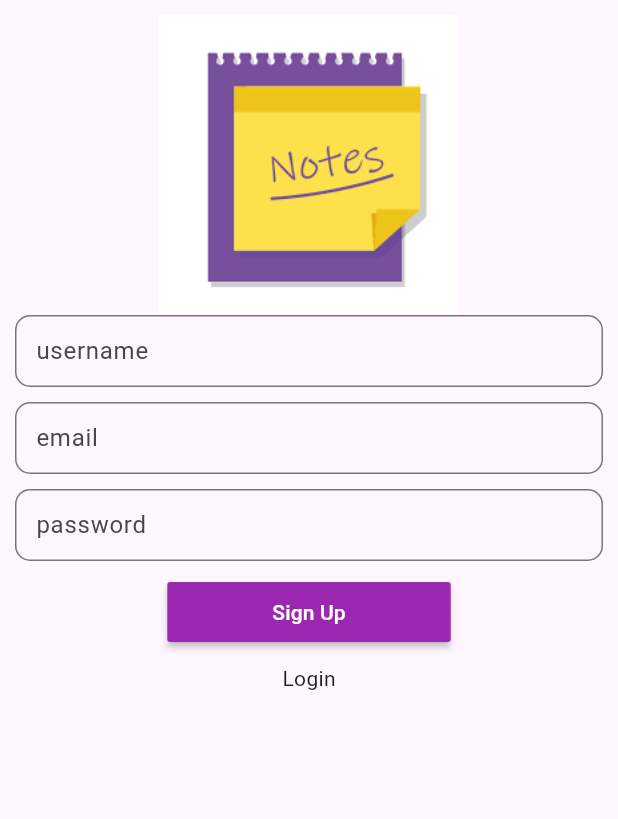
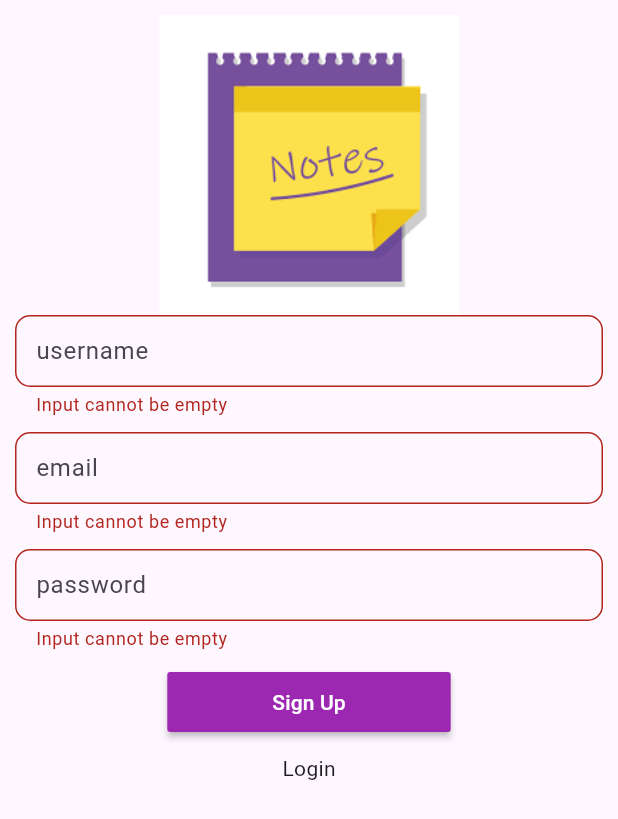
Before and after one commit to Mustafa-Mohamed26/noteApp, a Flutter app: the SignUp screen opened by its route, after a tap on "Sign Up", on a phone screen of 412 x 824 dp. Shown: the top 819 px of the screen. Run offline on Flutter 3.47's test engine with Material 3 defaults, Android fonts, the phone set to English and light mode, and no system bars.

```diff
--- a/client/lib/app/auth/signup.dart
+++ b/client/lib/app/auth/signup.dart
@@ -2,6 +2,7 @@
 
 import 'package:client/components/crud.dart';
 import 'package:client/components/customtextform.dart';
+import 'package:client/components/valid.dart';
 import 'package:client/constant/linkapi.dart';
 import 'package:flutter/material.dart';
 import 'package:flutter/widgets.dart';
@@ -24,6 +25,7 @@ class _SignUpState extends State<SignUp> {
   TextEditingController password = TextEditingController();
 
   signUp() async {
+    if (formState.currentState!.validate()) {
       isLoading = true;
       setState(() {});
       var response = await _crud.postRequest(linkSignUp, {
@@ -34,9 +36,11 @@ class _SignUpState extends State<SignUp> {
       isLoading = false;
       setState(() {});
       if (response['status'] == "success") {
-      Navigator.of(context).pushNamedAndRemoveUntil("home", (route) => false);
+        Navigator.of(context)
+            .pushNamedAndRemoveUntil("success", (route) => false);
       } else {
         print("SignUp Fail");
+      }
     }
   }
 
@@ -55,14 +59,23 @@ class _SignUpState extends State<SignUp> {
                       children: [
                         Image.asset("images/logo.png", width: 200, height: 200),
                         CustomTextForm(
+                          valid: (val) {
+                            return validInput(val!, 3, 20);
+                          },
                           myController: username,
                           hint: "username",
                         ),
                         CustomTextForm(
+                          valid: (val) {
+                            return validInput(val!, 5, 40);
+                          },
                           myController: email,
                           hint: "email",
                         ),
                         CustomTextForm(
+                          valid: (val) {
+                            return validInput(val!, 3, 10);
+                          },
                           myController: password,
                           hint: "password",
                         ),
--- a/client/lib/components/customtextform.dart
+++ b/client/lib/components/customtextform.dart
@@ -2,14 +2,16 @@ import 'package:flutter/material.dart';
 
 class CustomTextForm extends StatelessWidget {
   final String? hint;
+  final String? Function(String?)? valid;
   final TextEditingController myController;
-  const CustomTextForm({super.key, required this.hint, required this.myController});
+  const CustomTextForm({super.key, required this.hint, required this.myController, required this.valid});
 
   @override
   Widget build(BuildContext context) {
     return Container(
       margin: EdgeInsets.only(bottom: 10),
       child: TextFormField(
+        validator: valid,
         controller: myController,
         decoration: InputDecoration(
           contentPadding: EdgeInsets.symmetric(vertical: 8, horizontal: 10),
--- /dev/null
+++ b/client/lib/components/valid.dart
@@ -0,0 +1,16 @@
+// ignore_for_file: unnecessary_string_interpolations
+
+import 'package:client/constant/message.dart';
+
+validInput(String val, int min, int max){
+  if (val.isEmpty) {
+    return "$messageInputEmpty";
+  }
+  if(val.length > max){
+    return "$messageInputMax $max";
+  }
+  if(val.length < min){
+    return "$messageInputMin $min";
+  }
+
+}
--- /dev/null
+++ b/client/lib/constant/message.dart
@@ -0,0 +1,3 @@
+const String messageInputEmpty = "Input cannot be empty";
+const String messageInputMin = "Input must be at least";
+const String messageInputMax = "Input must be less than";
--- a/client/lib/main.dart
+++ b/client/lib/main.dart
@@ -1,5 +1,6 @@
 import 'package:client/app/auth/login.dart';
 import 'package:client/app/auth/signup.dart';
+import 'package:client/app/auth/success.dart';
 import 'package:client/app/home.dart';
 import 'package:flutter/material.dart';
 
@@ -20,6 +21,7 @@ class MyApp extends StatelessWidget {
         'login': (context) => const Login(),
         'signup': (context) => const SignUp(),
         'home': (context) => const Home(),
+        'success': (context) => const Success(),
       },
     );
   }
```
Also changed, not shown: client/lib/app/auth/login.dart (+7 -0 lines), client/lib/app/auth/success.dart (added, +36 -0 lines). Lines whose indentation alone changed are shown as unchanged.
